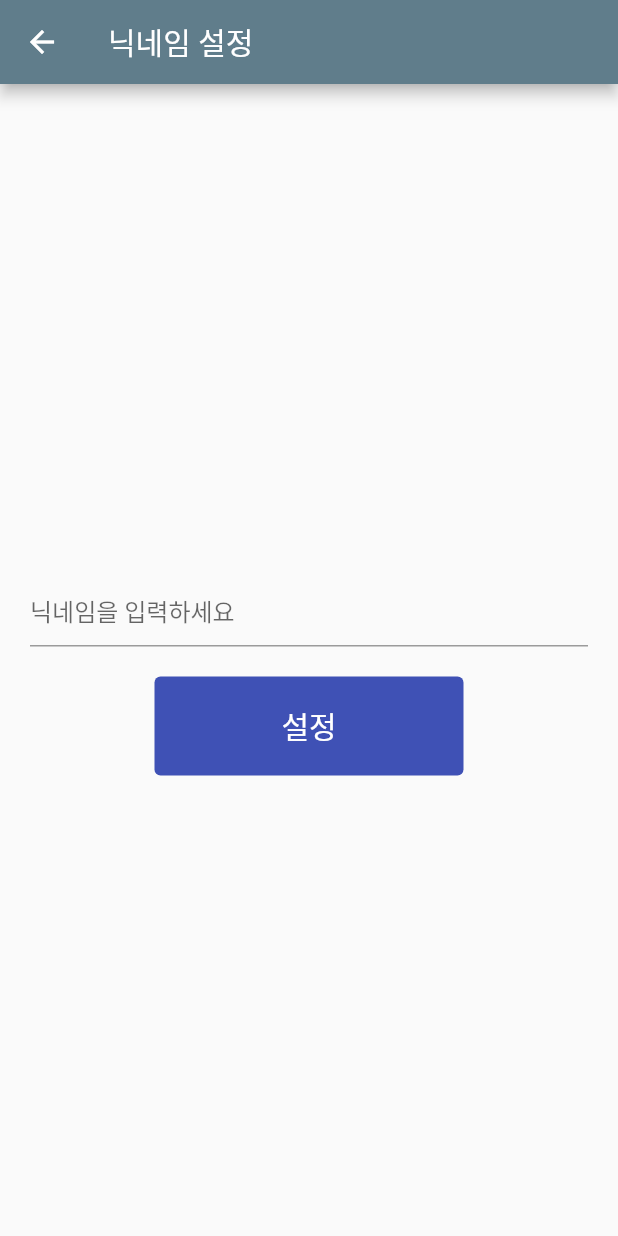
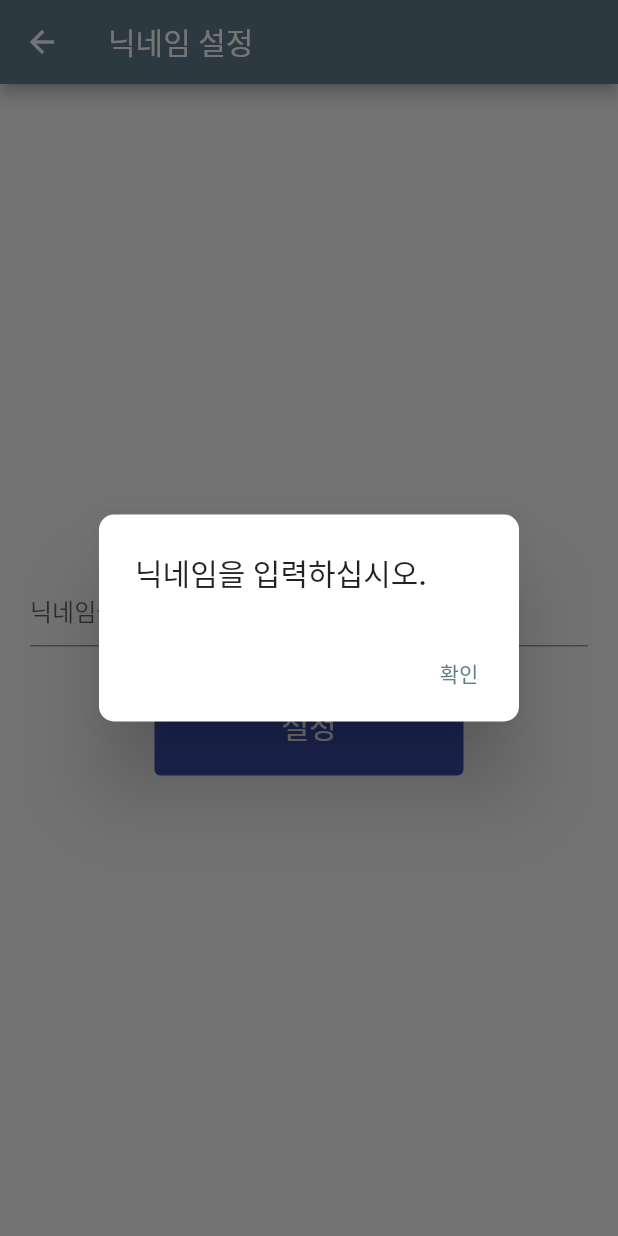
Before and after one commit to regular1020/trablock, a Flutter app: the NickNameSettingView screen opened directly, after a tap on "설정", on a phone screen of 412 x 824 dp. Run offline on Flutter 3.47's test engine with Material 2 defaults, Android fonts, the phone set to English and light mode, and no system bars; our stand-ins replace cloud_firestore, firebase_auth, firebase_core, flutter_secure_storage, google_sign_in; missing offline and left inert: dart:ffi; accounts and stored records are empty; generated files the repository leaves out were written again.

```diff
--- a/trablock_flutter/lib/src/provider/AuthProvider.dart
+++ b/trablock_flutter/lib/src/provider/AuthProvider.dart
@@ -1,3 +1,4 @@
+import 'package:cloud_firestore/cloud_firestore.dart';
 import 'package:firebase_auth/firebase_auth.dart';
 import 'package:flutter/material.dart';
 import 'package:google_sign_in/google_sign_in.dart';
--- a/trablock_flutter/lib/src/provider/UserProvider.dart
+++ b/trablock_flutter/lib/src/provider/UserProvider.dart
@@ -1,11 +1,19 @@
+import 'dart:ffi';
+
+import 'package:cloud_firestore/cloud_firestore.dart';
 import 'package:flutter/material.dart';
 import 'package:flutter_secure_storage/flutter_secure_storage.dart';
 
 class UserProvider with ChangeNotifier {
   final storage = const FlutterSecureStorage();
 
+  var db = FirebaseFirestore.instance;
+
   String? _id;
   String? _nickname;
+
+  String? get id => _id;
+  String? get nickname => _nickname;
 
   void setID (String id) {
     _id = id;
@@ -13,17 +21,28 @@ class UserProvider with ChangeNotifier {
     notifyListeners();
   }
 
-  void setNickName (String nickname) {
-    _nickname = nickname;
-    storage.write(key: "userNickName", value: nickname);
+  Future<void> checkID () async {
+    try {
+      var doc = await db.collection("user").doc(id).get();
+      if (doc.exists) {
+        var docRef = await db.collection("user").doc(id).get();
+        _nickname = docRef.get("nick");
+        notifyListeners();
+      }
+    } catch (e) {
+      throw e;
+    }
+  }
+
+  readUserIDFromLocal() async {
+    _id = await storage.read(key: "userID");
     notifyListeners();
   }
 
-  String? get id => _id;
-  String? get nickname => _nickname;
-
-  asyncMethod() async {
-    _id = await storage.read(key: "userID");
-    _nickname = await storage.read(key: "userNickName");
+  void addUserNickNameToFireStore(String id, String nick) {
+    final data = {"nick" : nick};
+    db.collection("user").doc(id).set(data);
+    _nickname = nick;
+    notifyListeners();
   }
 }
--- a/trablock_flutter/lib/src/view/NickNameSettingView.dart
+++ b/trablock_flutter/lib/src/view/NickNameSettingView.dart
@@ -2,8 +2,21 @@ import 'package:flutter/material.dart';
 import 'package:provider/provider.dart';
 import 'package:trablock_flutter/src/provider/UserProvider.dart';
 
-class NickNameSettingView extends StatelessWidget {
+class NickNameSettingView extends StatefulWidget {
   const NickNameSettingView({Key? key}) : super(key: key);
+
+  @override
+  State<NickNameSettingView> createState() => _NickNameSettingViewState();
+}
+
+class _NickNameSettingViewState extends State<NickNameSettingView> {
+  @override
+  void initState() {
+    WidgetsBinding.instance.addPostFrameCallback((timeStamp) {
+      Provider.of<UserProvider>(context, listen: false).checkID();
+    });
+    super.initState();
+  }
 
   @override
   Widget build(BuildContext context) {
@@ -32,7 +45,27 @@ class NickNameSettingView extends StatelessWidget {
             child: TextButton(
               onPressed: () {
                 if (controller.text.isNotEmpty) {
-                  userProvider.setNickName(controller.text);
+                  userProvider.addUserNickNameToFireStore(userProvider.id!, controller.text);
+                } else {
+                  showDialog(
+                      context: context,
+                      builder: (BuildContext context) {
+                        return AlertDialog(
+                          shape: RoundedRectangleBorder(
+                            borderRadius: BorderRadius.circular(10),
+                          ),
+                          title: const Text("닉네임을 입력하십시오."),
+                          actions: <Widget>[
+                            TextButton(
+                              onPressed: () {
+                                Navigator.pop(context);
+                              },
+                              child: const Text("확인"),
+                            )
+                          ],
+                        );
+                      }
+                  );
                 }
               },
               style: ButtonStyle(
--- a/trablock_flutter/lib/src/view/RoutingView.dart
+++ b/trablock_flutter/lib/src/view/RoutingView.dart
@@ -1,7 +1,5 @@
 import 'package:flutter/material.dart';
-import 'package:flutter_secure_storage/flutter_secure_storage.dart';
 import 'package:provider/provider.dart';
-import 'package:trablock_flutter/src/provider/AuthProvider.dart';
 import 'package:trablock_flutter/src/provider/UserProvider.dart';
 import 'package:trablock_flutter/src/view/LoginView.dart';
 import 'package:trablock_flutter/src/view/NickNameSettingView.dart';
@@ -19,7 +17,7 @@ class _RoutingViewState extends State<RoutingView> {
   @override
   void initState() {
     WidgetsBinding.instance.addPostFrameCallback((timeStamp) {
-      Provider.of<UserProvider>(context, listen: false).asyncMethod();
+      Provider.of<UserProvider>(context, listen: false).readUserIDFromLocal();
     });
     super.initState();
   }
@@ -33,7 +31,7 @@ class _RoutingViewState extends State<RoutingView> {
       return const NickNameSettingView();
     }
     return Container(
-      child: Text("완료"),
+      child: Text(Provider.of<UserProvider>(context).nickname!),
     );
   }
 }
--- a/trablock_flutter/pubspec.yaml
+++ b/trablock_flutter/pubspec.yaml
@@ -43,6 +43,7 @@ dependencies:
   google_sign_in: ^5.4.2
   mockito: ^5.3.2
   flutter_secure_storage: ^6.0.0
+  cloud_firestore: ^4.0.5
 
 dev_dependencies:
   flutter_test:
```
Also changed, not shown: trablock_flutter/pubspec.lock.
